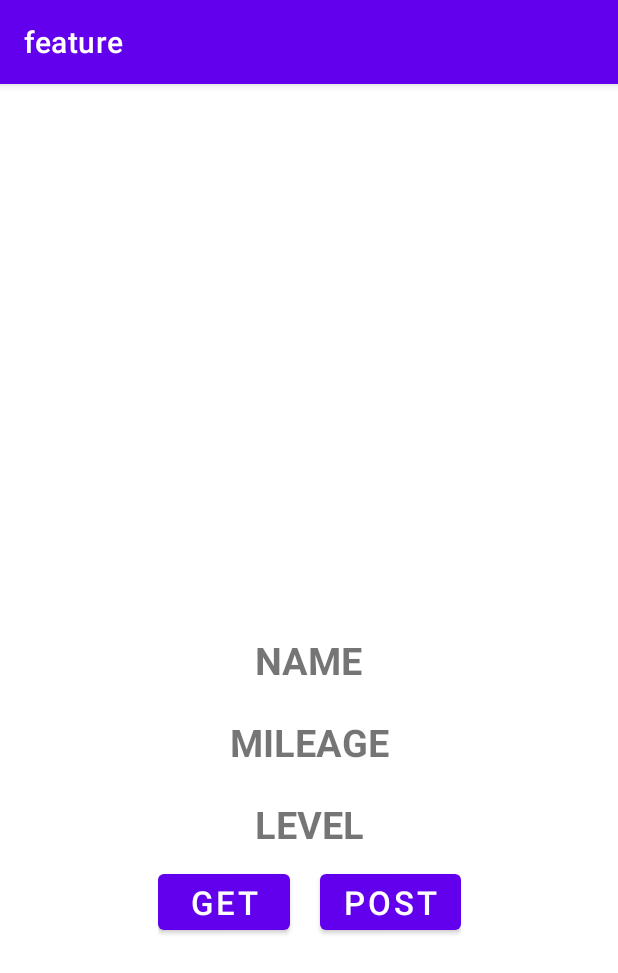
After one commit to ttasoom-ssafy-13th/ttasoom-fe, an Android app: the UserInfoActivity screen opened directly, with no data from a screen before it, on a phone screen of 412 x 824 dp. The commit adds this screen. Shown: the top 973 px of the screen. Run offline under Robolectric (Android 15) with nearby library versions, the phone set to English and light mode, and no system bars; our stand-ins replace Dagger/Hilt's generated code.

Commit message:
feat : presentation 까지 임시 구현

```diff
--- a/app/src/main/java/com/ssafy/ttasoom/MainActivity.kt
+++ b/app/src/main/java/com/ssafy/ttasoom/MainActivity.kt
@@ -5,11 +5,11 @@ import android.os.Bundle
 import androidx.appcompat.app.AppCompatActivity
 import com.ssafy.feature.auth.ui.LoginActivity
 import com.ssafy.feature.boiler.ui.BoilerTestActivity
-
+import com.ssafy.feature.userInfo.UserInfoActivity
 class MainActivity : AppCompatActivity() {
     override fun onCreate(savedInstanceState: Bundle?) {
         super.onCreate(savedInstanceState)
-        startActivity(Intent(this, BoilerTestActivity::class.java))
+        startActivity(Intent(this, UserInfoActivity::class.java)) //임시
         finish()
     }
 }
--- /dev/null
+++ b/feature/src/main/java/com/ssafy/feature/userInfo/UserInfoActivity.kt
@@ -0,0 +1,56 @@
+package com.ssafy.feature.userInfo
+
+import android.os.Bundle
+import androidx.activity.enableEdgeToEdge
+import androidx.activity.viewModels
+import androidx.appcompat.app.AppCompatActivity
+import androidx.core.view.ViewCompat
+import androidx.core.view.WindowInsetsCompat
+import com.ssafy.feature.R
+import com.ssafy.feature.databinding.ActivityUserInfoBinding
+import dagger.hilt.android.AndroidEntryPoint
+
+@AndroidEntryPoint
+class UserInfoActivity : AppCompatActivity() {
+
+    private lateinit var  binding : ActivityUserInfoBinding
+    private val viewModel : UserInfoViewModel by viewModels()
+
+    override fun onCreate(savedInstanceState: Bundle?) {
+        super.onCreate(savedInstanceState)
+        binding =ActivityUserInfoBinding.inflate(layoutInflater)
+        enableEdgeToEdge()
+        setContentView(binding.root)
+        ViewCompat.setOnApplyWindowInsetsListener(findViewById(R.id.main)) { v, insets ->
+            val systemBars = insets.getInsets(WindowInsetsCompat.Type.systemBars())
+            v.setPadding(systemBars.left, systemBars.top, systemBars.right, systemBars.bottom)
+            insets
+        }
+
+        viewModel.userInfoResult.observe(this){
+            it.fold(
+                onSuccess = { userInfo->
+                    binding.userInfoName.text=userInfo.username
+                    binding.userInfoMileage.text=userInfo.mileage.toString()
+                    binding.userInfoLevel.text=userInfo.level.toString()
+
+
+                },
+                onFailure = {
+                    binding.userInfoName.text="Unknown Error"
+                }
+            )
+        }
+
+        binding.userInfoGet.setOnClickListener {
+            viewModel.fetchGet()
+        }
+
+        binding.userInfoPost.setOnClickListener {
+            viewModel.fetchPost(3)
+        }
+
+
+
+    }
+}
--- /dev/null
+++ b/feature/src/main/java/com/ssafy/feature/userInfo/UserInfoViewModel.kt
@@ -0,0 +1,41 @@
+package com.ssafy.feature.userInfo
+
+import androidx.lifecycle.LiveData
+import androidx.lifecycle.MutableLiveData
+import androidx.lifecycle.ViewModel
+import androidx.lifecycle.viewModelScope
+import com.ssafy.domain.userInfo.model.UserInfo
+import com.ssafy.domain.userInfo.usercase.GetUserInfoUseCase
+import com.ssafy.domain.userInfo.usercase.PostUserInfoUseCase
+import dagger.hilt.android.lifecycle.HiltViewModel
+import kotlinx.coroutines.launch
+import javax.inject.Inject
+
+@HiltViewModel
+class UserInfoViewModel @Inject  constructor(
+    private val getUserInfoUseCase: GetUserInfoUseCase,
+    private val postUserInfoUseCase: PostUserInfoUseCase
+) : ViewModel(){
+    private val _userInfoResult = MutableLiveData<Result<UserInfo>>()
+
+    val userInfoResult : LiveData<Result<UserInfo>> = _userInfoResult
+
+    fun fetchGet(){
+        viewModelScope.launch {
+            val result=getUserInfoUseCase()
+            _userInfoResult.value=result
+        }
+    }
+
+    fun fetchPost(
+        mileageType : Int
+    ){
+        viewModelScope.launch {
+            val result=postUserInfoUseCase(mileageType)
+            _userInfoResult.value=result
+        }
+    }
+
+
+
+}
--- /dev/null
+++ b/feature/src/main/res/layout/activity_user_info.xml
@@ -0,0 +1,73 @@
+<?xml version="1.0" encoding="utf-8"?>
+<androidx.constraintlayout.widget.ConstraintLayout xmlns:android="http://schemas.android.com/apk/res/android"
+    xmlns:app="http://schemas.android.com/apk/res-auto"
+    xmlns:tools="http://schemas.android.com/tools"
+    android:id="@+id/main"
+    android:layout_width="match_parent"
+    android:layout_height="match_parent"
+    tools:context=".userInfo.UserInfoActivity">
+
+    <TextView
+        android:id="@+id/userInfo_name"
+        android:layout_width="wrap_content"
+        android:layout_height="wrap_content"
+        android:text="NAME"
+        android:textSize="25sp"
+        android:textStyle="bold"
+        app:layout_constraintBottom_toBottomOf="parent"
+        app:layout_constraintEnd_toEndOf="parent"
+        app:layout_constraintStart_toStartOf="parent"
+        app:layout_constraintTop_toTopOf="parent"
+        android:padding="10dp"/>
+
+    <TextView
+        android:id="@+id/userInfo_mileage"
+        android:layout_width="wrap_content"
+        android:layout_height="wrap_content"
+        android:text="MILEAGE"
+        android:textSize="25sp"
+        android:textStyle="bold"
+        app:layout_constraintEnd_toEndOf="parent"
+        app:layout_constraintStart_toStartOf="parent"
+        app:layout_constraintTop_toBottomOf="@+id/userInfo_name"
+        android:padding="10dp"/>
+
+    <TextView
+        android:id="@+id/userInfo_level"
+        android:layout_width="wrap_content"
+        android:layout_height="wrap_content"
+        android:text="LEVEL"
+        android:textSize="25sp"
+        android:textStyle="bold"
+        app:layout_constraintEnd_toEndOf="parent"
+        app:layout_constraintStart_toStartOf="parent"
+        app:layout_constraintTop_toBottomOf="@+id/userInfo_mileage"
+        android:padding="10dp"/>
+
+    <LinearLayout
+        android:layout_width="wrap_content"
+        android:layout_height="wrap_content"
+        app:layout_constraintEnd_toEndOf="parent"
+        app:layout_constraintStart_toStartOf="parent"
+        app:layout_constraintTop_toBottomOf="@+id/userInfo_level">
+
+        <Button
+            android:id="@+id/userInfo_get"
+            android:layout_width="wrap_content"
+            android:layout_height="wrap_content"
+            android:text="GET"
+            android:textSize="22sp"
+            android:layout_marginEnd="20dp"/>
+
+        <Button
+            android:id="@+id/userInfo_post"
+            android:layout_width="wrap_content"
+            android:layout_height="wrap_content"
+            android:text="POST"
+            android:textSize="22sp" />
+
+    </LinearLayout>
+
+
+
+</androidx.constraintlayout.widget.ConstraintLayout>
--- a/feature/src/main/res/values/strings.xml
+++ b/feature/src/main/res/values/strings.xml
@@ -1,5 +1,5 @@
 <resources>
     <string name="app_name">feature</string>
-<!-- TODO: Remove or change this placeholder text -->
+    <!-- TODO: Remove or change this placeholder text -->
     <string name="hello_blank_fragment">Hello blank fragment</string>
 </resources>
```
Also changed, not shown: data/src/main/java/com/ssafy/data/userInfo/provider/FakeUserInfoDataSourceImpl.kt (+5 -3 lines), di/src/main/java/com/ssafy/di/UserInfoModule.kt (+7 -4 lines), feature/src/main/AndroidManifest.xml (+6 -5 lines), feature/src/main/java/com/ssafy/feature/auth/ui/TestActivity.kt (deleted, +0 -25 lines), feature/src/main/res/layout/activity_test.xml (deleted, +0 -16 lines), feature/src/main/res/layout/item_test.xml (deleted, +0 -65 lines).
